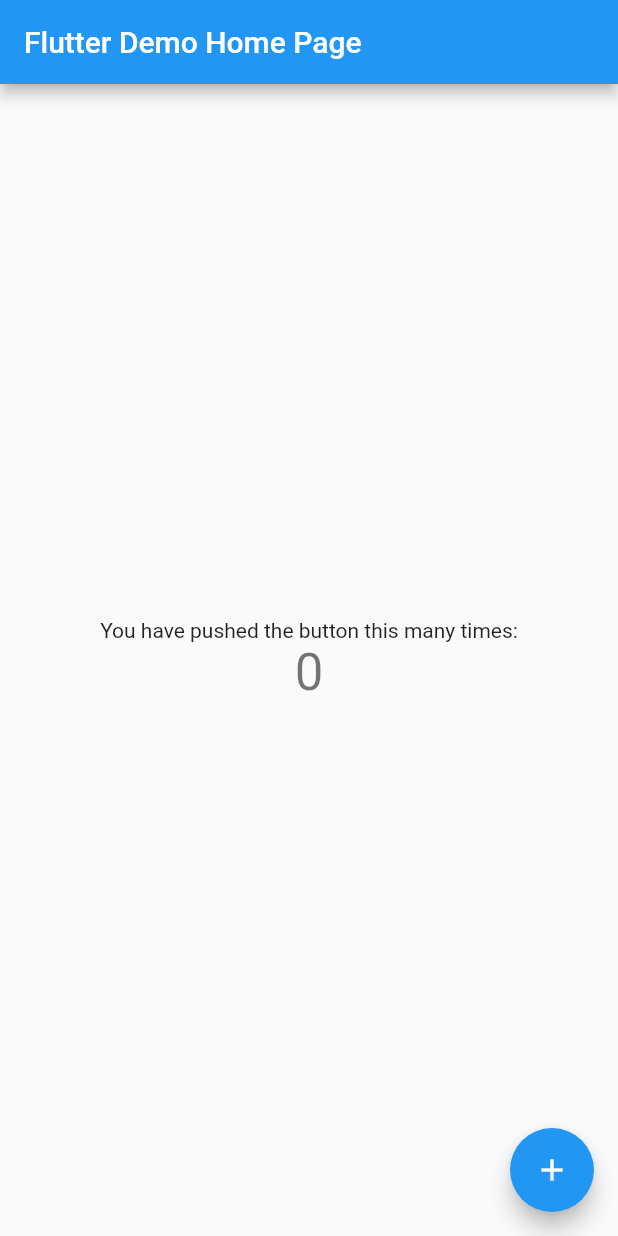
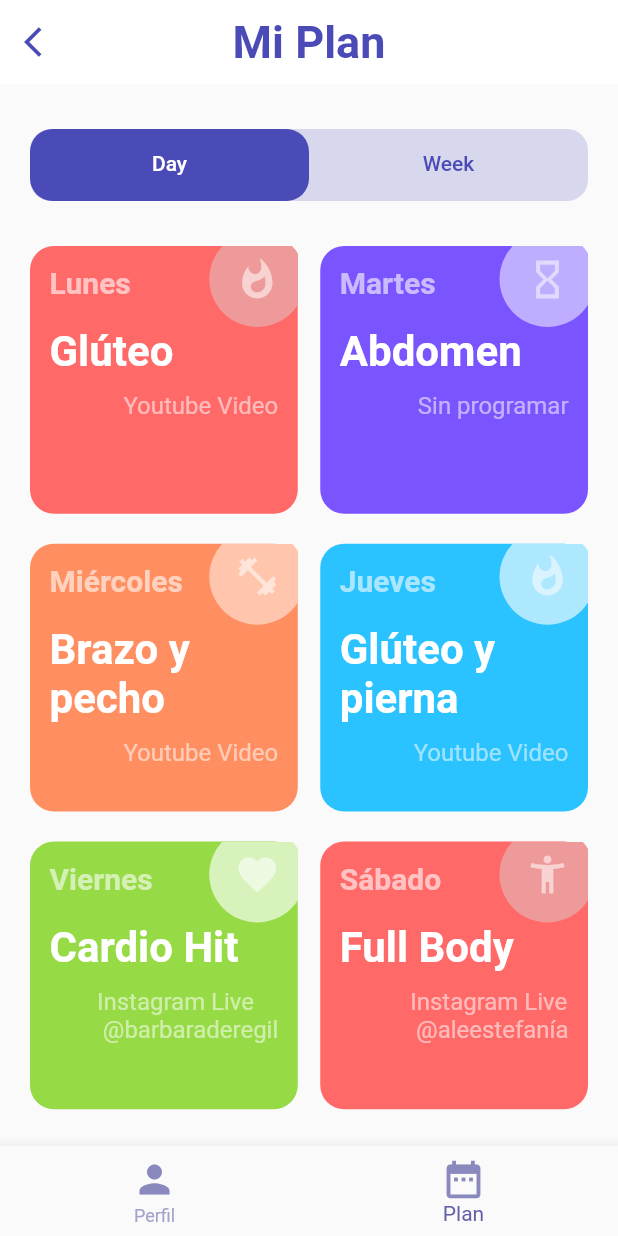
Before and after one commit to conzmr/TWeek, a Flutter app: the screen it shows after launch, on a phone screen of 412 x 824 dp. Run offline on Flutter 3.47's test engine with Material 2 defaults, Android fonts, the phone set to English and light mode, and no system bars.

Commit message:
Week Plan Widget created

```diff
--- a/lib/main.dart
+++ b/lib/main.dart
@@ -1,117 +1,15 @@
 import 'package:flutter/material.dart';
+import 'package:tweek/week_plan.dart';
 
-void main() {
-  runApp(MyApp());
-}
+void main() => runApp(MyApp());
 
 class MyApp extends StatelessWidget {
-  // This widget is the root of your application.
   @override
   Widget build(BuildContext context) {
     return MaterialApp(
-      title: 'Flutter Demo',
-      theme: ThemeData(
-        // This is the theme of your application.
-        //
-        // Try running your application with "flutter run". You'll see the
-        // application has a blue toolbar. Then, without quitting the app, try
-        // changing the primarySwatch below to Colors.green and then invoke
-        // "hot reload" (press "r" in the console where you ran "flutter run",
-        // or simply save your changes to "hot reload" in a Flutter IDE).
-        // Notice that the counter didn't reset back to zero; the application
-        // is not restarted.
-        primarySwatch: Colors.blue,
-        // This makes the visual density adapt to the platform that you run
-        // the app on. For desktop platforms, the controls will be smaller and
-        // closer together (more dense) than on mobile platforms.
-        visualDensity: VisualDensity.adaptivePlatformDensity,
-      ),
-      home: MyHomePage(title: 'Flutter Demo Home Page'),
+      debugShowCheckedModeBanner: false,
+      title: 'TWeek',
+      home: WeekPlan(),
     );
   }
 }
-
-class MyHomePage extends StatefulWidget {
-  MyHomePage({Key key, this.title}) : super(key: key);
-
-  // This widget is the home page of your application. It is stateful, meaning
-  // that it has a State object (defined below) that contains fields that affect
-  // how it looks.
-
-  // This class is the configuration for the state. It holds the values (in this
-  // case the title) provided by the parent (in this case the App widget) and
-  // used by the build method of the State. Fields in a Widget subclass are
-  // always marked "final".
-
-  final String title;
-
-  @override
-  _MyHomePageState createState() => _MyHomePageState();
-}
-
-class _MyHomePageState extends State<MyHomePage> {
-  int _counter = 0;
-
-  void _incrementCounter() {
-    setState(() {
-      // This call to setState tells the Flutter framework that something has
-      // changed in this State, which causes it to rerun the build method below
-      // so that the display can reflect the updated values. If we changed
-      // _counter without calling setState(), then the build method would not be
-      // called again, and so nothing would appear to happen.
-      _counter++;
-    });
-  }
-
-  @override
-  Widget build(BuildContext context) {
-    // This method is rerun every time setState is called, for instance as done
-    // by the _incrementCounter method above.
-    //
-    // The Flutter framework has been optimized to make rerunning build methods
-    // fast, so that you can just rebuild anything that needs updating rather
-    // than having to individually change instances of widgets.
-    return Scaffold(
-      appBar: AppBar(
-        // Here we take the value from the MyHomePage object that was created by
-        // the App.build method, and use it to set our appbar title.
-        title: Text(widget.title),
-      ),
-      body: Center(
-        // Center is a layout widget. It takes a single child and positions it
-        // in the middle of the parent.
-        child: Column(
-          // Column is also a layout widget. It takes a list of children and
-          // arranges them vertically. By default, it sizes itself to fit its
-          // children horizontally, and tries to be as tall as its parent.
-          //
-          // Invoke "debug painting" (press "p" in the console, choose the
-          // "Toggle Debug Paint" action from the Flutter Inspector in Android
-          // Studio, or the "Toggle Debug Paint" command in Visual Studio Code)
-          // to see the wireframe for each widget.
-          //
-          // Column has various properties to control how it sizes itself and
-          // how it positions its children. Here we use mainAxisAlignment to
-          // center the children vertically; the main axis here is the vertical
-          // axis because Columns are vertical (the cross axis would be
-          // horizontal).
-          mainAxisAlignment: MainAxisAlignment.center,
-          children: <Widget>[
-            Text(
-              'You have pushed the button this many times:',
-            ),
-            Text(
-              '$_counter',
-              style: Theme.of(context).textTheme.headline4,
-            ),
-          ],
-        ),
-      ),
-      floatingActionButton: FloatingActionButton(
-        onPressed: _incrementCounter,
-        tooltip: 'Increment',
-        child: Icon(Icons.add),
-      ), // This trailing comma makes auto-formatting nicer for build methods.
-    );
-  }
-}
--- /dev/null
+++ b/lib/week_plan.dart
@@ -0,0 +1,181 @@
+import 'package:flutter/material.dart';
+
+class WeekPlan extends StatelessWidget {
+  @override
+  Widget build(BuildContext context) {
+    return DefaultTabController(
+      length: 2,
+      child: Scaffold(
+          appBar: AppBar(
+              backgroundColor: Colors.white,
+              elevation: 0,
+              centerTitle: true,
+              leading: IconButton(
+                icon: Icon(Icons.arrow_back_ios, color: Color(0xff4B4BB7)),
+                onPressed: () {},
+              ),
+              title: Text("Mi Plan",
+                  style: TextStyle(
+                      fontSize: 30,
+                      fontWeight: FontWeight.bold,
+                      color: Color(0xff4B4BB7)))),
+          bottomNavigationBar: BottomNavigationBar(
+            currentIndex: 1,
+            showSelectedLabels: true,
+            showUnselectedLabels: true,
+            unselectedItemColor: Color(0xffA3A3CC),
+            unselectedIconTheme: IconThemeData(color: Color(0xffA3A3CC)),
+            selectedItemColor: Color(0xff6161AB),
+            selectedIconTheme: IconThemeData(color: Color(0xff484884)),
+            selectedLabelStyle: TextStyle(color: Color(0xff6161AB)),
+            items: [
+              BottomNavigationBarItem(
+                  icon: Icon(
+                    Icons.person,
+                    color: Color(0xff8989BE),
+                    size: 30.0,
+                  ),
+                  label: 'Perfil'),
+              BottomNavigationBarItem(
+                  icon: Icon(
+                    Icons.date_range,
+                    color: Color(0xff8989BE),
+                    size: 30.0,
+                  ),
+                  label: 'Plan'),
+            ],
+          ),
+          body: Padding(
+              padding: const EdgeInsets.all(20.0),
+              child: Column(
+                children: [
+                  SizedBox(height: 10),
+                  Container(
+                    decoration: BoxDecoration(
+                      borderRadius: BorderRadius.circular(14),
+                      color: Color(0xff4B4BB7).withOpacity(.2),
+                    ),
+                    child: TabBar(
+                      unselectedLabelColor: Color(0xff4B4BB7),
+                      indicator: BoxDecoration(
+                          borderRadius: BorderRadius.circular(15),
+                          color: Color(0xff4B4BB7)),
+                      tabs: [Tab(text: "Day"), Tab(text: "Week")],
+                    ),
+                  ),
+                  SizedBox(height: 30),
+                  Expanded(
+                    child: GridView.count(
+                      crossAxisCount: 2,
+                      mainAxisSpacing: 20,
+                      crossAxisSpacing: 15,
+                      children: [
+                        buildGridCard(
+                            title: "Lunes",
+                            color: Color(0xffFF6968),
+                            icon: Icons.whatshot,
+                            dis: "Youtube Video",
+                            label1: "Glúteo",
+                            anColor: Colors.red[200]),
+                        buildGridCard(
+                            title: "Martes",
+                            color: Color(0xff7A54FF),
+                            icon: Icons.hourglass_empty,
+                            dis: "Sin programar",
+                            label1: "Abdomen",
+                            anColor: Color(0xffBFADFF)),
+                        buildGridCard(
+                          title: "Miércoles",
+                          color: Color(0xffFF8F61),
+                          icon: Icons.fitness_center,
+                          dis: "Youtube Video",
+                          label1: "Brazo y pecho",
+                          anColor: Color(0xffFFC5AD),
+                        ),
+                        buildGridCard(
+                            title: "Jueves",
+                            color: Color(0xff2AC3FF),
+                            icon: Icons.whatshot,
+                            dis: "Youtube Video",
+                            label1: "Glúteo y pierna",
+                            anColor: Color(0XffADE8FF)),
+                        buildGridCard(
+                            title: "Viernes",
+                            color: Color(0xff96DA45),
+                            icon: Icons.favorite,
+                            dis: "Instagram Live\n @barbaraderegil",
+                            label1: "Cardio Hit",
+                            anColor: Color(0xffD8F2BB)),
+                        buildGridCard(
+                            title: "Sábado",
+                            color: Color(0xffFF6968),
+                            icon: Icons.accessibility_new,
+                            dis: "Instagram Live\n @aleestefanía",
+                            label1: "Full Body",
+                            anColor: Colors.red[200]),
+                      ],
+                    ),
+                  )
+                ],
+              ))),
+    );
+  }
+}
+
+Widget buildGridCard(
+    {String title,
+    IconData icon,
+    String label1,
+    String label2,
+    String dis,
+    Color anColor,
+    Color color}) {
+  return Container(
+    decoration:
+        BoxDecoration(color: color, borderRadius: BorderRadius.circular(16)),
+    child: Stack(
+      children: [
+        Container(
+            padding: EdgeInsets.all(13),
+            child: Column(
+              crossAxisAlignment: CrossAxisAlignment.start,
+              children: [
+                Text(title,
+                    style: TextStyle(
+                        fontSize: 20,
+                        fontWeight: FontWeight.w700,
+                        color: Colors.white60)),
+                SizedBox(height: 18),
+                Text(label1,
+                    style: TextStyle(
+                        fontSize: 28,
+                        fontWeight: FontWeight.bold,
+                        color: Colors.white)),
+                SizedBox(height: 10),
+                Row(
+                  mainAxisAlignment: MainAxisAlignment.end,
+                  children: [
+                    Text(dis,
+                        style: TextStyle(fontSize: 16, color: Colors.white54))
+                  ],
+                )
+              ],
+            )),
+        Positioned(
+          top: -10,
+          right: -5,
+          child: CircleAvatar(
+            radius: 32,
+            backgroundColor: anColor,
+            //child: SvgPicture.asset("icons/"),
+            child: Icon(
+              icon,
+              color: Colors.white54,
+              size: 30.0,
+            ),
+          ),
+        )
+      ],
+    ),
+  );
+}
--- a/pubspec.yaml
+++ b/pubspec.yaml
@@ -28,6 +28,7 @@ dependencies:
   # The following adds the Cupertino Icons font to your application.
   # Use with the CupertinoIcons class for iOS style icons.
   cupertino_icons: ^1.0.0
+  flutter_svg: ^0.19.1
 
 dev_dependencies:
   flutter_test:
```
Also changed, not shown: pubspec.lock.
